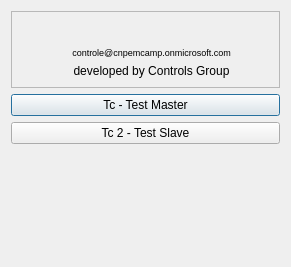
Old version of the form opi/launch.ui in the repository lnls-sirius/regatron-ioc.
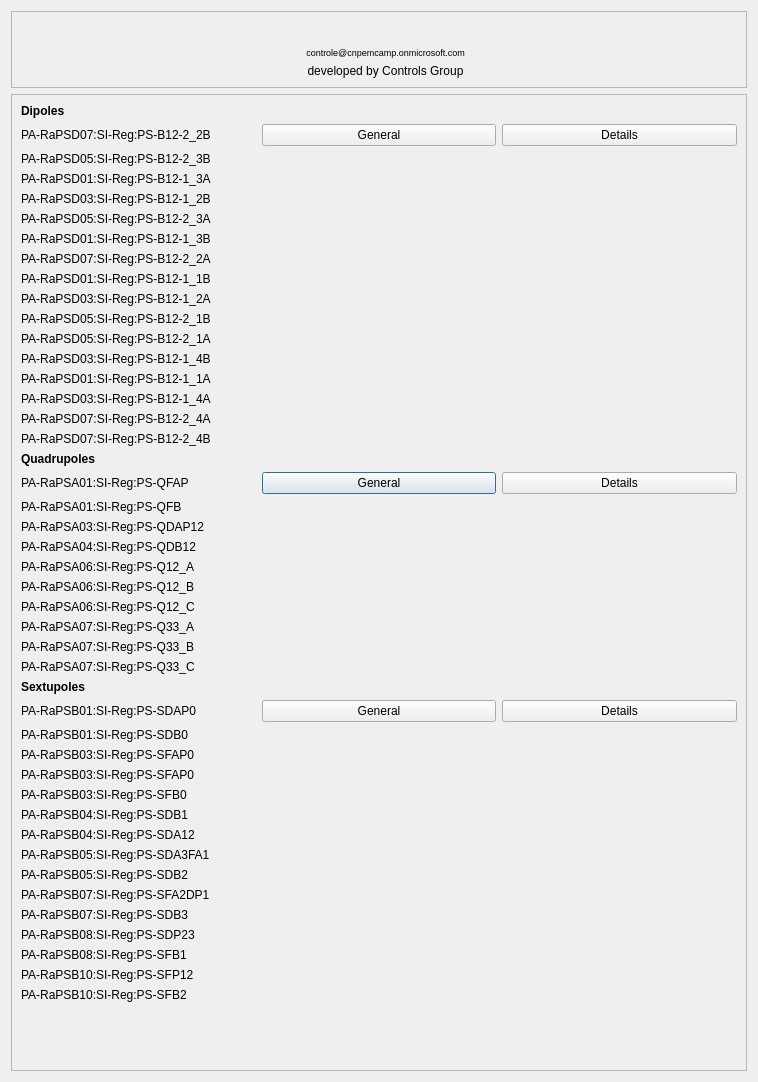
New version of the form. Icons and pictures are not drawn. Custom widgets are drawn as their Qt base class.

Commit message: opi: Update prefix

Diff of the .ui file:
```diff
--- a/opi/launch.ui
+++ b/opi/launch.ui
@@ -6,8 +6,8 @@
    <rect>
     <x>0</x>
     <y>0</y>
-    <width>291</width>
-    <height>267</height>
+    <width>758</width>
+    <height>1082</height>
    </rect>
   </property>
   <property name="windowTitle">
@@ -492,70 +492,519 @@
     </widget>
    </item>
    <item>
-    <widget class="PyDMRelatedDisplayButton" name="PyDMRelatedDisplayButton">
-     <property name="toolTip">
-      <string/>
-     </property>
-     <property name="text">
-      <string>Tc - Test Master</string>
-     </property>
-     <property name="filenames" stdset="0">
-      <stringlist>
-       <string>main.ui</string>
-      </stringlist>
-     </property>
-     <property name="showIcon" stdset="0">
-      <bool>false</bool>
-     </property>
-     <property name="macros" stdset="0">
-      <stringlist>
-       <string>P=Tc</string>
-      </stringlist>
-     </property>
-     <property name="openInNewWindow" stdset="0">
+    <widget class="QScrollArea" name="scrollArea">
+     <property name="widgetResizable">
       <bool>true</bool>
      </property>
+     <widget class="QWidget" name="scrollAreaWidgetContents">
+      <property name="geometry">
+       <rect>
+        <x>0</x>
+        <y>0</y>
+        <width>738</width>
+        <height>977</height>
+       </rect>
+      </property>
+      <layout class="QGridLayout" name="gridLayout_2">
+       <item row="36" column="0">
+        <widget class="QLabel" name="label_5">
+         <property name="font">
+          <font>
+           <weight>75</weight>
+           <bold>true</bold>
+          </font>
+         </property>
+         <property name="text">
+          <string>Sextupoles</string>
+         </property>
+        </widget>
+       </item>
+       <item row="4" column="0">
+        <widget class="QLabel" name="label_19">
+         <property name="text">
+          <string>PA-RaPSD05:SI-Reg:PS-B12-2_3B</string>
+         </property>
+        </widget>
+       </item>
+       <item row="18" column="0">
+        <widget class="QLabel" name="label_13">
+         <property name="text">
+          <string>PA-RaPSD03:SI-Reg:PS-B12-1_4B</string>
+         </property>
+        </widget>
+       </item>
+       <item row="45" column="0">
+        <widget class="QLabel" name="label_40">
+         <property name="text">
+          <string>PA-RaPSB05:SI-Reg:PS-SDB2</string>
+         </property>
+        </widget>
+       </item>
+       <item row="52" column="0">
+        <spacer name="verticalSpacer">
+         <property name="orientation">
+          <enum>Qt::Vertical</enum>
+         </property>
+         <property name="sizeHint" stdset="0">
+          <size>
+           <width>20</width>
+           <height>164</height>
+          </size>
+         </property>
+        </spacer>
+       </item>
+       <item row="10" column="0">
+        <widget class="QLabel" name="label_18">
+         <property name="text">
+          <string>PA-RaPSD05:SI-Reg:PS-B12-2_3A</string>
+         </property>
+        </widget>
+       </item>
+       <item row="21" column="0">
+        <widget class="QLabel" name="label_12">
+         <property name="text">
+          <string>PA-RaPSD03:SI-Reg:PS-B12-1_4A</string>
+         </property>
+        </widget>
+       </item>
+       <item row="8" column="0">
+        <widget class="QLabel" name="label_9">
+         <property name="text">
+          <string>PA-RaPSD03:SI-Reg:PS-B12-1_2B</string>
+         </property>
+        </widget>
+       </item>
+       <item row="17" column="0">
+        <widget class="QLabel" name="label_14">
+         <property name="text">
+          <string>PA-RaPSD05:SI-Reg:PS-B12-2_1A</string>
+         </property>
+        </widget>
+       </item>
+       <item row="13" column="0">
+        <widget class="QLabel" name="label_7">
+         <property name="text">
+          <string>PA-RaPSD01:SI-Reg:PS-B12-1_1B</string>
+         </property>
+        </widget>
+       </item>
+       <item row="12" column="0">
+        <widget class="QLabel" name="label_16">
+         <property name="text">
+          <string>PA-RaPSD07:SI-Reg:PS-B12-2_2A</string>
+         </property>
+        </widget>
+       </item>
+       <item row="20" column="0">
+        <widget class="QLabel" name="label_6">
+         <property name="text">
+          <string>PA-RaPSD01:SI-Reg:PS-B12-1_1A</string>
+         </property>
+        </widget>
+       </item>
+       <item row="23" column="0">
+        <widget class="QLabel" name="label_20">
+         <property name="text">
+          <string>PA-RaPSD07:SI-Reg:PS-B12-2_4A</string>
+         </property>
+        </widget>
+       </item>
+       <item row="29" column="0">
+        <widget class="QLabel" name="label_25">
+         <property name="text">
+          <string>PA-RaPSA04:SI-Reg:PS-QDB12</string>
+         </property>
+        </widget>
+       </item>
+       <item row="28" column="0">
+        <widget class="QLabel" name="label_24">
+         <property name="text">
+          <string>PA-RaPSA03:SI-Reg:PS-QDAP12</string>
+         </property>
+        </widget>
+       </item>
+       <item row="24" column="0">
+        <widget class="QLabel" name="label_21">
+         <property name="text">
+          <string>PA-RaPSD07:SI-Reg:PS-B12-2_4B</string>
+         </property>
+        </widget>
+       </item>
+       <item row="26" column="0">
+        <widget class="QLabel" name="label_22">
+         <property name="text">
+          <string>PA-RaPSA01:SI-Reg:PS-QFAP</string>
+         </property>
+        </widget>
+       </item>
+       <item row="48" column="0">
+        <widget class="QLabel" name="label_43">
+         <property name="text">
+          <string>PA-RaPSB08:SI-Reg:PS-SDP23</string>
+         </property>
+        </widget>
+       </item>
+       <item row="1" column="0">
+        <widget class="QLabel" name="label_17">
+         <property name="text">
+          <string>PA-RaPSD07:SI-Reg:PS-B12-2_2B</string>
+         </property>
+        </widget>
+       </item>
+       <item row="5" column="0">
+        <widget class="QLabel" name="label_10">
+         <property name="text">
+          <string>PA-RaPSD01:SI-Reg:PS-B12-1_3A</string>
+         </property>
+        </widget>
+       </item>
+       <item row="35" column="0">
+        <widget class="QLabel" name="label_31">
+         <property name="text">
+          <string>PA-RaPSA07:SI-Reg:PS-Q33_C</string>
+         </property>
+        </widget>
+       </item>
+       <item row="49" column="0">
+        <widget class="QLabel" name="label_44">
+         <property name="text">
+          <string>PA-RaPSB08:SI-Reg:PS-SFB1</string>
+         </property>
+        </widget>
+       </item>
+       <item row="16" column="0">
+        <widget class="QLabel" name="label_15">
+         <property name="text">
+          <string>PA-RaPSD05:SI-Reg:PS-B12-2_1B</string>
+         </property>
+        </widget>
+       </item>
+       <item row="11" column="0">
+        <widget class="QLabel" name="label_11">
+         <property name="text">
+          <string>PA-RaPSD01:SI-Reg:PS-B12-1_3B</string>
+         </property>
+        </widget>
+       </item>
+       <item row="27" column="0">
+        <widget class="QLabel" name="label_23">
+         <property name="text">
+          <string>PA-RaPSA01:SI-Reg:PS-QFB</string>
+         </property>
+        </widget>
+       </item>
+       <item row="14" column="0">
+        <widget class="QLabel" name="label_8">
+         <property name="text">
+          <string>PA-RaPSD03:SI-Reg:PS-B12-1_2A</string>
+         </property>
+        </widget>
+       </item>
+       <item row="44" column="0">
+        <widget class="QLabel" name="label_39">
+         <property name="text">
+          <string>PA-RaPSB05:SI-Reg:PS-SDA3FA1</string>
+         </property>
+        </widget>
+       </item>
+       <item row="34" column="0">
+        <widget class="QLabel" name="label_30">
+         <property name="text">
+          <string>PA-RaPSA07:SI-Reg:PS-Q33_B</string>
+         </property>
+        </widget>
+       </item>
+       <item row="30" column="0">
+        <widget class="QLabel" name="label_26">
+         <property name="text">
+          <string>PA-RaPSA06:SI-Reg:PS-Q12_A</string>
+         </property>
+        </widget>
+       </item>
+       <item row="33" column="0">
+        <widget class="QLabel" name="label_29">
+         <property name="text">
+          <string>PA-RaPSA07:SI-Reg:PS-Q33_A</string>
+         </property>
+        </widget>
+       </item>
+       <item row="50" column="0">
+        <widget class="QLabel" name="label_87">
+         <property name="text">
+          <string>PA-RaPSB10:SI-Reg:PS-SFP12</string>
+         </property>
+        </widget>
+       </item>
+       <item row="37" column="0">
+        <widget class="QLabel" name="label_32">
+         <property name="text">
+          <string>PA-RaPSB01:SI-Reg:PS-SDAP0</string>
+         </property>
+        </widget>
+       </item>
+       <item row="46" column="0">
+        <widget class="QLabel" name="label_41">
+         <property name="text">
+          <string>PA-RaPSB07:SI-Reg:PS-SFA2DP1</string>
+         </property>
+        </widget>
+       </item>
+       <item row="41" column="0">
+        <widget class="QLabel" name="label_36">
+         <property name="text">
+          <string>PA-RaPSB03:SI-Reg:PS-SFB0</string>
+         </property>
+        </widget>
+       </item>
+       <item row="42" column="0">
+        <widget class="QLabel" name="label_37">
+         <property name="text">
+          <string>PA-RaPSB04:SI-Reg:PS-SDB1</string>
+         </property>
+        </widget>
+       </item>
+       <item row="38" column="0">
+        <widget class="QLabel" name="label_33">
+         <property name="text">
+          <string>PA-RaPSB01:SI-Reg:PS-SDB0</string>
+         </property>
+        </widget>
+       </item>
+       <item row="25" column="0">
+        <widget class="QLabel" name="label_4">
+         <property name="font">
+          <font>
+           <weight>75</weight>
+           <bold>true</bold>
+          </font>
+         </property>
+         <property name="text">
+          <string>Quadrupoles</string>
+         </property>
+        </widget>
+       </item>
+       <item row="32" column="0">
+        <widget class="QLabel" name="label_28">
+         <property name="text">
+          <string>PA-RaPSA06:SI-Reg:PS-Q12_C</string>
+         </property>
+        </widget>
+       </item>
+       <item row="26" column="1">
+        <widget class="PyDMRelatedDisplayButton" name="PyDMRelatedDisplayButton_5">
+         <property name="toolTip">
+          <string/>
+         </property>
+         <property name="text">
+          <string>General</string>
+         </property>
+         <property name="filenames" stdset="0">
+          <stringlist>
+           <string>simple.ui</string>
+          </stringlist>
+         </property>
+         <property name="showIcon" stdset="0">
+          <bool>false</bool>
+         </property>
+         <property name="macros" stdset="0">
+          <stringlist>
+           <string>P=PA-RaPSD01:SI-Reg:PS-B12-1_1A</string>
+          </stringlist>
+         </property>
+         <property name="openInNewWindow" stdset="0">
+          <bool>true</bool>
+         </property>
+        </widget>
+       </item>
+       <item row="31" column="0">
+        <widget class="QLabel" name="label_27">
+         <property name="text">
+          <string>PA-RaPSA06:SI-Reg:PS-Q12_B</string>
+         </property>
+        </widget>
+       </item>
+       <item row="43" column="0">
+        <widget class="QLabel" name="label_38">
+         <property name="text">
+          <string>PA-RaPSB04:SI-Reg:PS-SDA12</string>
+         </property>
+        </widget>
+       </item>
+       <item row="0" column="0">
+        <widget class="QLabel" name="label">
+         <property name="font">
+          <font>
+           <weight>75</weight>
+           <bold>true</bold>
+          </font>
+         </property>
+         <property name="text">
+          <string>Dipoles</string>
+         </property>
+        </widget>
+       </item>
+       <item row="39" column="0">
+        <widget class="QLabel" name="label_34">
+         <property name="text">
+          <string>PA-RaPSB03:SI-Reg:PS-SFAP0</string>
+         </property>
+        </widget>
+       </item>
+       <item row="40" column="0">
+        <widget class="QLabel" name="label_35">
+         <property name="text">
+          <string>PA-RaPSB03:SI-Reg:PS-SFAP0</string>
+         </property>
+        </widget>
+       </item>
+       <item row="1" column="1">
+        <widget class="PyDMRelatedDisplayButton" name="PyDMRelatedDisplayButton_3">
+         <property name="toolTip">
+          <string/>
+         </property>
+         <property name="text">
+          <string>General</string>
+         </property>
+         <property name="filenames" stdset="0">
+          <stringlist>
+           <string>simple.ui</string>
+          </stringlist>
+         </property>
+         <property name="showIcon" stdset="0">
+          <bool>false</bool>
+         </property>
+         <property name="macros" stdset="0">
+          <stringlist>
+           <string>P=PA-RaPSD01:SI-Reg:PS-B12-1_1A</string>
+          </stringlist>
+         </property>
+         <property name="openInNewWindow" stdset="0">
+          <bool>true</bool>
+         </property>
+        </widget>
+       </item>
+       <item row="47" column="0">
+        <widget class="QLabel" name="label_42">
+         <property name="text">
+          <string>PA-RaPSB07:SI-Reg:PS-SDB3</string>
+         </property>
+        </widget>
+       </item>
+       <item row="37" column="2">
+        <widget class="PyDMRelatedDisplayButton" name="PyDMRelatedDisplayButton_4">
+         <property name="toolTip">
+          <string/>
+         </property>
+         <property name="text">
+          <string>Details</string>
+         </property>
+         <property name="filenames" stdset="0">
+          <stringlist>
+           <string>main.ui</string>
+          </stringlist>
+         </property>
+         <property name="showIcon" stdset="0">
+          <bool>false</bool>
+         </property>
+         <property name="macros" stdset="0">
+          <stringlist>
+           <string>P=PA-RaPSD01:SI-Reg:PS-B12-1_1A</string>
+          </stringlist>
+         </property>
+         <property name="openInNewWindow" stdset="0">
+          <bool>true</bool>
+         </property>
+        </widget>
+       </item>
+       <item row="26" column="2">
+        <widget class="PyDMRelatedDisplayButton" name="PyDMRelatedDisplayButton">
+         <property name="toolTip">
+          <string/>
+         </property>
+         <property name="text">
+          <string>Details</string>
+         </property>
+         <property name="filenames" stdset="0">
+          <stringlist>
+           <string>main.ui</string>
+          </stringlist>
+         </property>
+         <property name="showIcon" stdset="0">
+          <bool>false</bool>
+         </property>
+         <property name="macros" stdset="0">
+          <stringlist>
+           <string>P=PA-RaPSD01:SI-Reg:PS-B12-1_1A</string>
+          </stringlist>
+         </property>
+         <property name="openInNewWindow" stdset="0">
+          <bool>true</bool>
+         </property>
+        </widget>
+       </item>
+       <item row="37" column="1">
+        <widget class="PyDMRelatedDisplayButton" name="PyDMRelatedDisplayButton_2">
+         <property name="toolTip">
+          <string/>
+         </property>
+         <property name="text">
+          <string>General</string>
+         </property>
+         <property name="filenames" stdset="0">
+          <stringlist>
+           <string>simple.ui</string>
+          </stringlist>
+         </property>
+         <property name="showIcon" stdset="0">
+          <bool>false</bool>
+         </property>
+         <property name="macros" stdset="0">
+          <stringlist>
+           <string>P=PA-RaPSD01:SI-Reg:PS-B12-1_1A</string>
+          </stringlist>
+         </property>
+         <property name="openInNewWindow" stdset="0">
+          <bool>true</bool>
+         </property>
+        </widget>
+       </item>
+       <item row="1" column="2">
+        <widget class="PyDMRelatedDisplayButton" name="PyDMRelatedDisplayButton_6">
+         <property name="toolTip">
+          <string/>
+         </property>
+         <property name="text">
+          <string>Details</string>
+         </property>
+         <property name="filenames" stdset="0">
+          <stringlist>
+           <string>main.ui</string>
+          </stringlist>
+         </property>
+         <property name="showIcon" stdset="0">
+          <bool>false</bool>
+         </property>
+         <property name="macros" stdset="0">
+          <stringlist>
+           <string>P=PA-RaPSD01:SI-Reg:PS-B12-1_1A</string>
+          </stringlist>
+         </property>
+         <property name="openInNewWindow" stdset="0">
+          <bool>true</bool>
+         </property>
+        </widget>
+       </item>
+       <item row="51" column="0">
+        <widget class="QLabel" name="label_88">
+         <property name="text">
+          <string>PA-RaPSB10:SI-Reg:PS-SFB2</string>
+         </property>
+        </widget>
+       </item>
+      </layout>
+     </widget>
     </widget>
    </item>
-   <item>
-    <widget class="PyDMRelatedDisplayButton" name="PyDMRelatedDisplayButton_2">
-     <property name="toolTip">
-      <string/>
-     </property>
-     <property name="text">
-      <string>Tc 2 - Test Slave</string>
-     </property>
-     <property name="filenames" stdset="0">
-      <stringlist>
-       <string>main.ui</string>
-      </stringlist>
-     </property>
-     <property name="showIcon" stdset="0">
-      <bool>false</bool>
-     </property>
-     <property name="macros" stdset="0">
-      <stringlist>
-       <string>P=Tc2</string>
-      </stringlist>
-     </property>
-     <property name="openInNewWindow" stdset="0">
-      <bool>true</bool>
-     </property>
-    </widget>
-   </item>
-   <item>
-    <spacer name="verticalSpacer">
-     <property name="orientation">
-      <enum>Qt::Vertical</enum>
-     </property>
-     <property name="sizeHint" stdset="0">
-      <size>
-       <width>20</width>
-       <height>164</height>
-      </size>
-     </property>
-    </spacer>
-   </item>
   </layout>
  </widget>
  <customwidgets>
```
Left out of the diff: 38 changed lines with no effect on the pictures. The commit also changes 1 other file.
